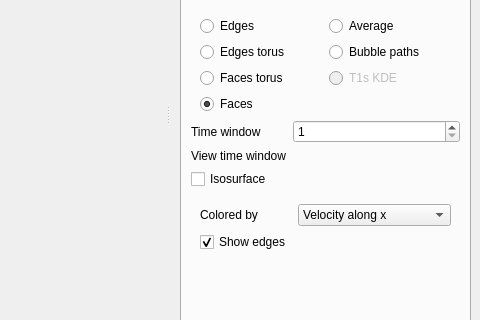
Qt form MainWindow.ui (danlipsa/foamvis) before a commit; both pictures show x 641 to 1121 and y 238 to 558 of the 1121 by 703 pixel window.
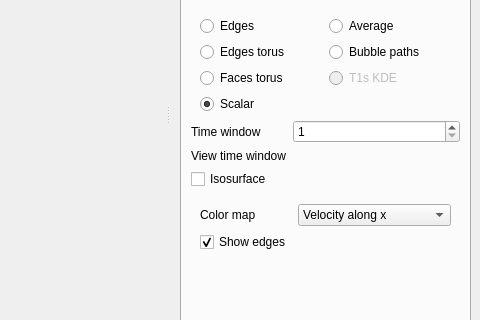
The same form after that commit. The open tabs and pages were chosen to show the change. Custom widgets are drawn as their Qt base class.

```diff
--- a/MainWindow.ui
+++ b/MainWindow.ui
@@ -1418,7 +1418,7 @@
             <item row="5" column="0">
              <widget class="QRadioButton" name="radioButtonFacesNormal">
               <property name="text">
-               <string>Faces</string>
+               <string>Scalar</string>
               </property>
               <property name="checked">
                <bool>true</bool>
@@ -1545,7 +1545,7 @@
              <item row="0" column="0">
               <widget class="QLabel" name="label_3">
                <property name="text">
-                <string>Colored by</string>
+                <string>Color map</string>
                </property>
               </widget>
              </item>
```
Left out of the diff: 12 changed lines with no effect on the pictures.
